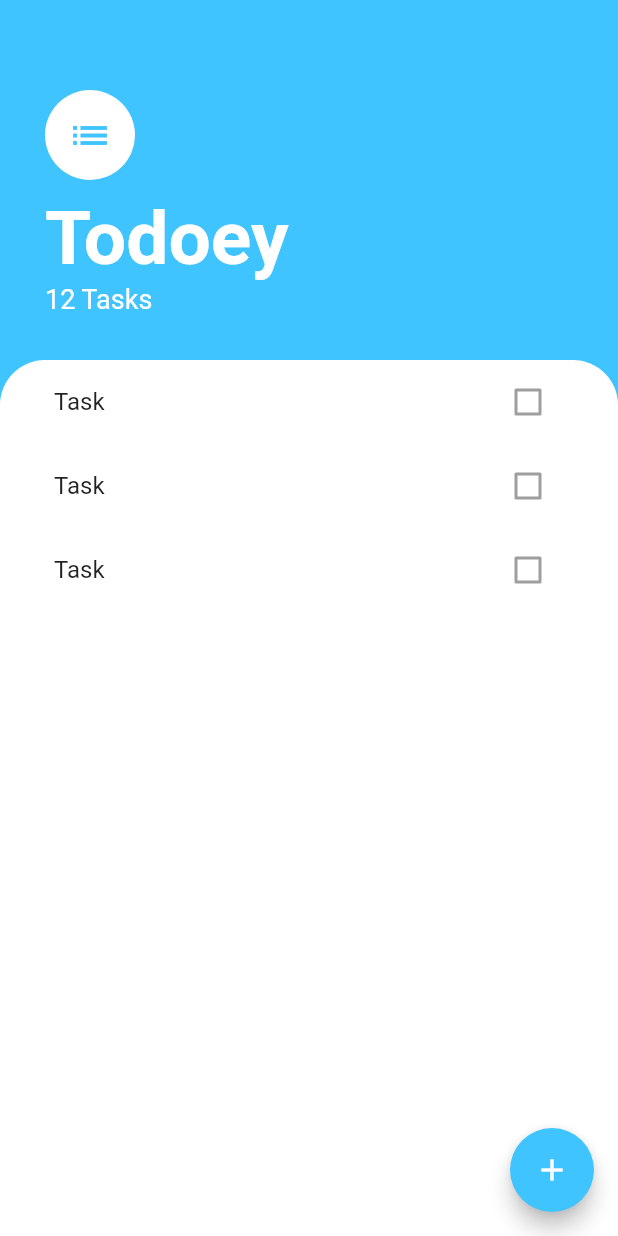
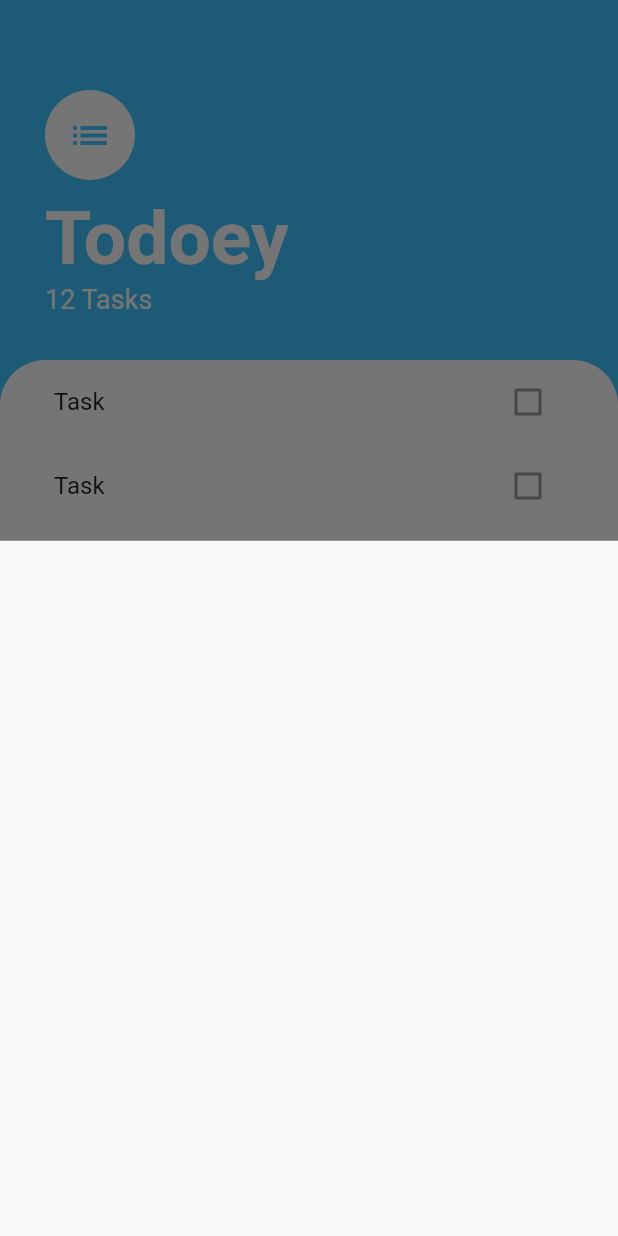
Before and after one commit to JaysonBH/todoey-checklist-flutter, a Flutter app: the screen it shows after launch, after a tap on the "add" icon, on a phone screen of 412 x 824 dp. Run offline on Flutter 3.47's test engine with Material 2 defaults, Android fonts, the phone set to English and light mode, and no system bars.

```diff
--- a/lib/screens/tasks_screen.dart
+++ b/lib/screens/tasks_screen.dart
@@ -2,12 +2,18 @@ import 'package:flutter/material.dart';
 import '../widgets/tasks_list.dart';
 
 class TasksScreen extends StatelessWidget {
+  Widget buildBottomSheet(BuildContext context) {
+    return Container();
+  }
+
   @override
   Widget build(BuildContext context) {
     return Scaffold(
       floatingActionButton: FloatingActionButton(
         backgroundColor: Colors.lightBlueAccent,
-        onPressed: () {},
+        onPressed: () {
+          showModalBottomSheet(context: context, builder: buildBottomSheet);
+        },
         child: Icon(Icons.add),
       ),
       backgroundColor: Colors.lightBlueAccent,
```
